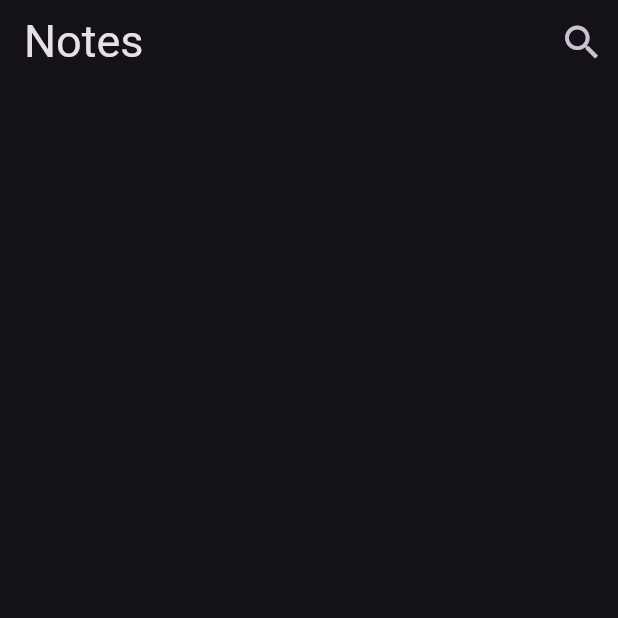
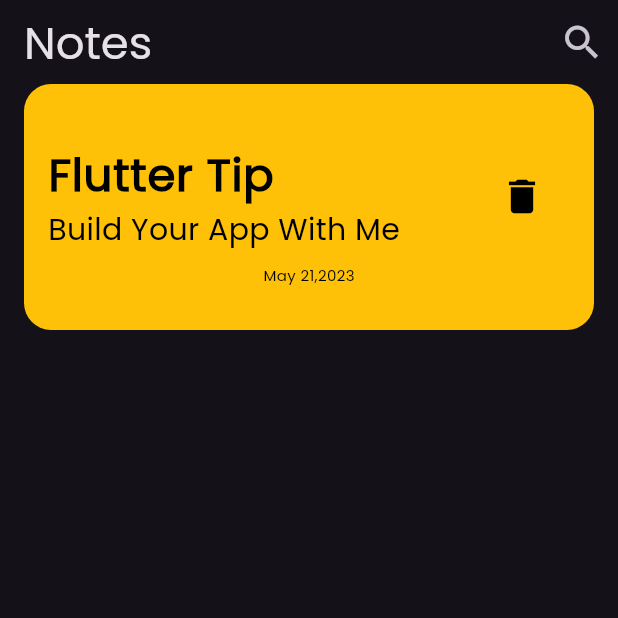
Before and after one commit to MahmoudHassan2505/Notes-App, a Flutter app: the screen it shows after launch, on a phone screen of 412 x 824 dp, the top half of it. Run offline on Flutter 3.47's test engine with Material 3 defaults, Android fonts, the phone set to English and light mode, and no system bars.

Commit message:
Custom Note Widget and adding Poppins font

```diff
--- a/lib/main.dart
+++ b/lib/main.dart
@@ -14,7 +14,7 @@ class MyApp extends StatelessWidget {
     return MaterialApp(
       debugShowCheckedModeBanner: false,
       title: 'Notes App',
-      theme: ThemeData.dark(),
+      theme: ThemeData(brightness: Brightness.dark, fontFamily: 'Poppins'),
       home: HomePage(),
     );
   }
--- a/lib/pages/home_page.dart
+++ b/lib/pages/home_page.dart
@@ -1,4 +1,5 @@
 import 'package:flutter/material.dart';
+import 'package:notes_app/widgets/home_page_body.dart';
 
 class HomePage extends StatelessWidget {
   const HomePage({super.key});
@@ -21,6 +22,7 @@ class HomePage extends StatelessWidget {
               ))
         ],
       ),
+      body: HomePageBody(),
     );
   }
 }
--- /dev/null
+++ b/lib/widgets/home_page_body.dart
@@ -0,0 +1,16 @@
+import 'package:flutter/material.dart';
+import 'package:notes_app/widgets/note.dart';
+
+class HomePageBody extends StatelessWidget {
+  const HomePageBody({super.key});
+
+  @override
+  Widget build(BuildContext context) {
+    return Padding(
+      padding: const EdgeInsets.symmetric(horizontal: 16),
+      child: ListView(
+        children: [Note()],
+      ),
+    );
+  }
+}
--- /dev/null
+++ b/lib/widgets/note.dart
@@ -0,0 +1,56 @@
+import 'package:flutter/material.dart';
+
+class Note extends StatelessWidget {
+  const Note({super.key});
+
+  @override
+  Widget build(BuildContext context) {
+    return Container(
+      padding: EdgeInsets.symmetric(vertical: 30),
+      decoration: BoxDecoration(
+        color: Colors.amber,
+        borderRadius: BorderRadius.circular(18),
+      ),
+      child: Column(
+        mainAxisAlignment: MainAxisAlignment.spaceBetween,
+        children: [
+          ListTile(
+            title: Text(
+              'Flutter Tip',
+              style: TextStyle(
+                fontSize: 30,
+                fontWeight: FontWeight.bold,
+                color: Colors.black,
+              ),
+            ),
+            subtitle: Text(
+              'Build Your App With Me',
+              style: TextStyle(
+                fontSize: 20,
+                color: Colors.black,
+              ),
+            ),
+            trailing: IconButton(
+              onPressed: () {},
+              icon: Icon(
+                Icons.delete,
+                size: 30,
+                color: Colors.black,
+              ),
+            ),
+          ),
+          Text(
+            'May 21,2023',
+            style: TextStyle(
+              fontSize: 10,
+              color: Colors.black,
+            ),
+          ),
+        ],
+      ),
+    );
+  }
+}
+
+//محطش ارتفاع للكونتينر علشان لو الويدجيت الي جوه كبرت الشكل هيضرب
+//علشان كده استخدم باددنج
```
Also changed, not shown: pubspec.yaml (+6 -16 lines), assets/fonts/Poppins-Regular.ttf (added).
